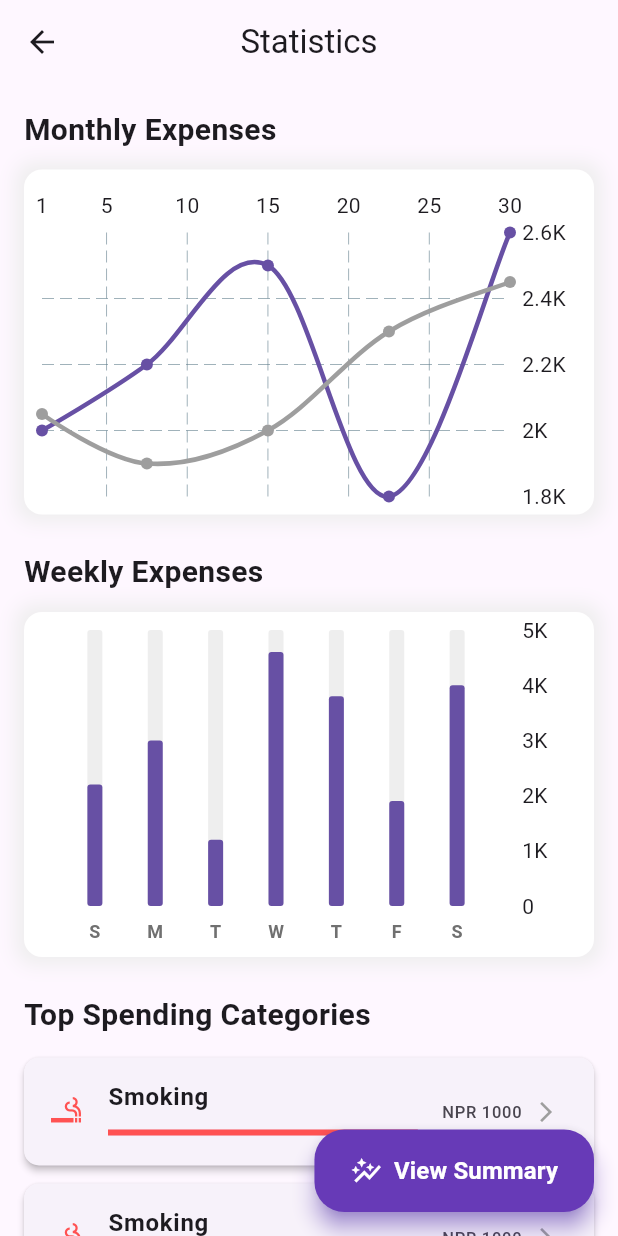
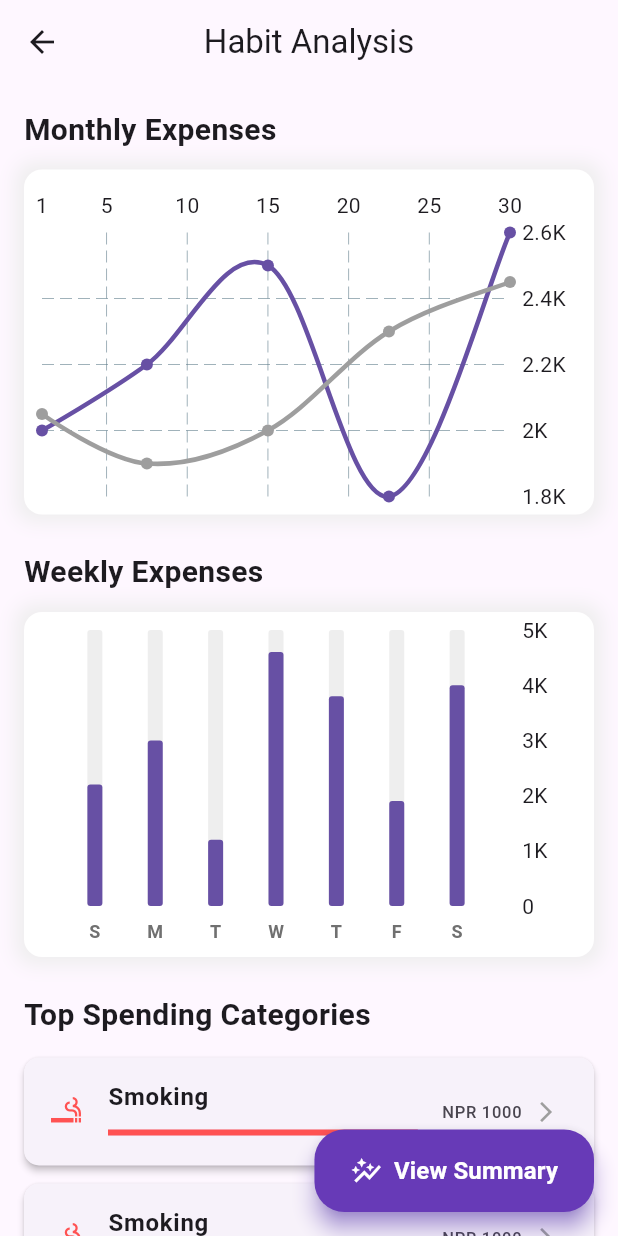
Before and after one commit to IshanKarki/Khutruke, a Flutter app: the StatScreen screen opened directly, on a phone screen of 412 x 824 dp. Run offline on Flutter 3.47's test engine with Material 3 defaults, Android fonts, the phone set to English and light mode, and no system bars; drawn by our look-alikes of fl_chart; our stand-ins replace cloud_firestore, firebase_auth, firebase_core, flutter_dotenv, font_awesome_flutter, google_fonts and 2 more; accounts and stored records are empty.

Commit message:
habit analysis not statistics

```diff
--- a/lib/screens/home/views/stat_screen.dart
+++ b/lib/screens/home/views/stat_screen.dart
@@ -110,7 +110,7 @@ class _StatScreenState extends State<StatScreen> {
     final chartHeight = screenHeight * 0.25;
 
     return Scaffold(
-      appBar: AppBar(title: const Text('Statistics'), centerTitle: true),
+      appBar: AppBar(title: const Text('Habit Analysis'), centerTitle: true),
       body: SingleChildScrollView(
         padding: const EdgeInsets.all(16.0),
         child: Column(
```
